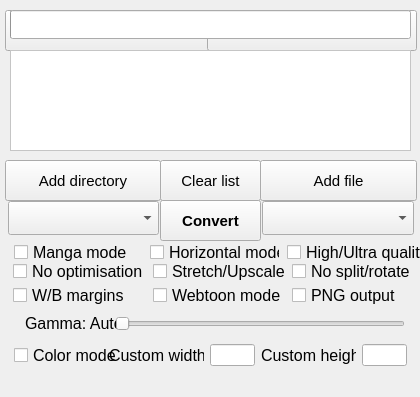
Qt form KCC-OSX.ui (ciromattia/kcc) before a commit.
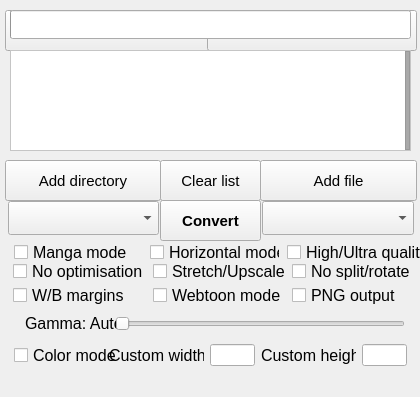
The same form after that commit. Icons and pictures are not drawn.

The edit to the form file:
```diff
--- a/KCC-OSX.ui
+++ b/KCC-OSX.ui
@@ -450,6 +450,9 @@
     <property name="styleSheet">
      <string notr="true">QListWidget#JobList {background:#ffffff;background-image:url(:/Other/icons/list_background.png);background-position:center center;background-repeat:no-repeat;}QScrollBar:vertical{border:1px solid #999;background:#FFF;width:5px;margin:0}QScrollBar::handle:vertical{background:DarkGray;min-height:0}QScrollBar::add-line:vertical{height:0;background:DarkGray;subcontrol-position:bottom;subcontrol-origin:margin}QScrollBar::sub-line:vertical{height:0;background:DarkGray;subcontrol-position:top;subcontrol-origin:margin}QScrollBar:horizontal{border:1px solid #999;background:#FFF;height:5px;margin:0}QScrollBar::handle:horizontal{background:DarkGray;min-width:0}QScrollBar::add-line:horizontal{width:0;background:DarkGray;subcontrol-position:bottom;subcontrol-origin:margin}QScrollBar::sub-line:horizontal{width:0;background:DarkGray;subcontrol-position:top;subcontrol-origin:margin}</string>
     </property>
+    <property name="verticalScrollBarPolicy">
+     <enum>Qt::ScrollBarAlwaysOn</enum>
+    </property>
     <property name="showDropIndicator" stdset="0">
      <bool>false</bool>
     </property>
```
Left out of the diff: 6 changed lines with no effect on the pictures.
